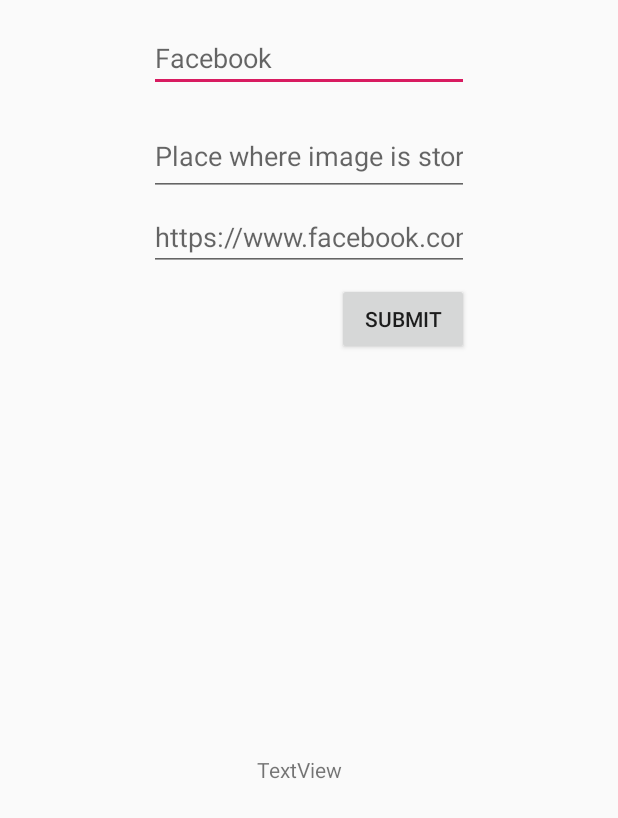
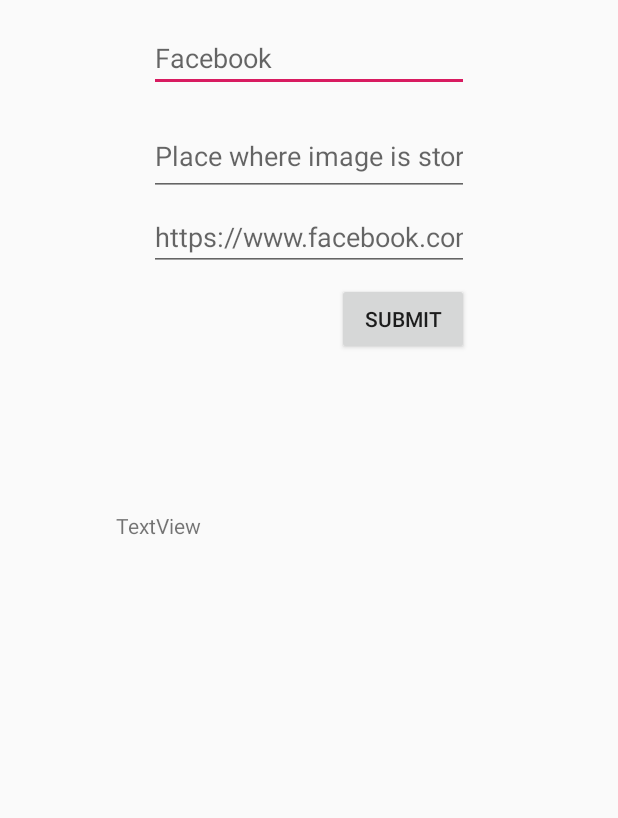
Before and after one commit to MaxAltena/DuoApp, an Android app: the layout activity_add_platform.xml on its own in the app's theme, with its tools: preview values and no code run, on a phone screen of 412 x 824 dp. Shown: the top 818 px of the screen. Run offline under Robolectric (Android 15) with nearby library versions, the phone set to English and light mode, and no system bars.

```diff
--- a/app/src/main/res/layout/activity_add_platform.xml
+++ b/app/src/main/res/layout/activity_add_platform.xml
@@ -75,21 +75,19 @@
 
     <TextView
         android:id="@+id/textViewAll"
-        android:layout_width="wrap_content"
-        android:layout_height="wrap_content"
+        android:layout_width="257dp"
+        android:layout_height="188dp"
         android:layout_marginStart="8dp"
         android:layout_marginLeft="8dp"
         android:layout_marginTop="8dp"
-        android:layout_marginEnd="184dp"
-        android:layout_marginRight="184dp"
-        android:layout_marginBottom="8dp"
+        android:layout_marginEnd="8dp"
+        android:layout_marginRight="8dp"
+        android:layout_marginBottom="144dp"
         android:text="TextView"
         app:layout_constraintBottom_toBottomOf="parent"
         app:layout_constraintEnd_toEndOf="parent"
-        app:layout_constraintHorizontal_bias="1.0"
         app:layout_constraintStart_toStartOf="parent"
-        app:layout_constraintTop_toBottomOf="@+id/socialMediaLink"
-        app:layout_constraintVertical_bias="0.517" />
+        app:layout_constraintTop_toBottomOf="@+id/socialMediaLink" />
 
 
 </android.support.constraint.ConstraintLayout>
```
Also changed, not shown: app/src/main/java/com/maxaltena/socialkit/AddPlatformActivity.java (+16 -9 lines).
